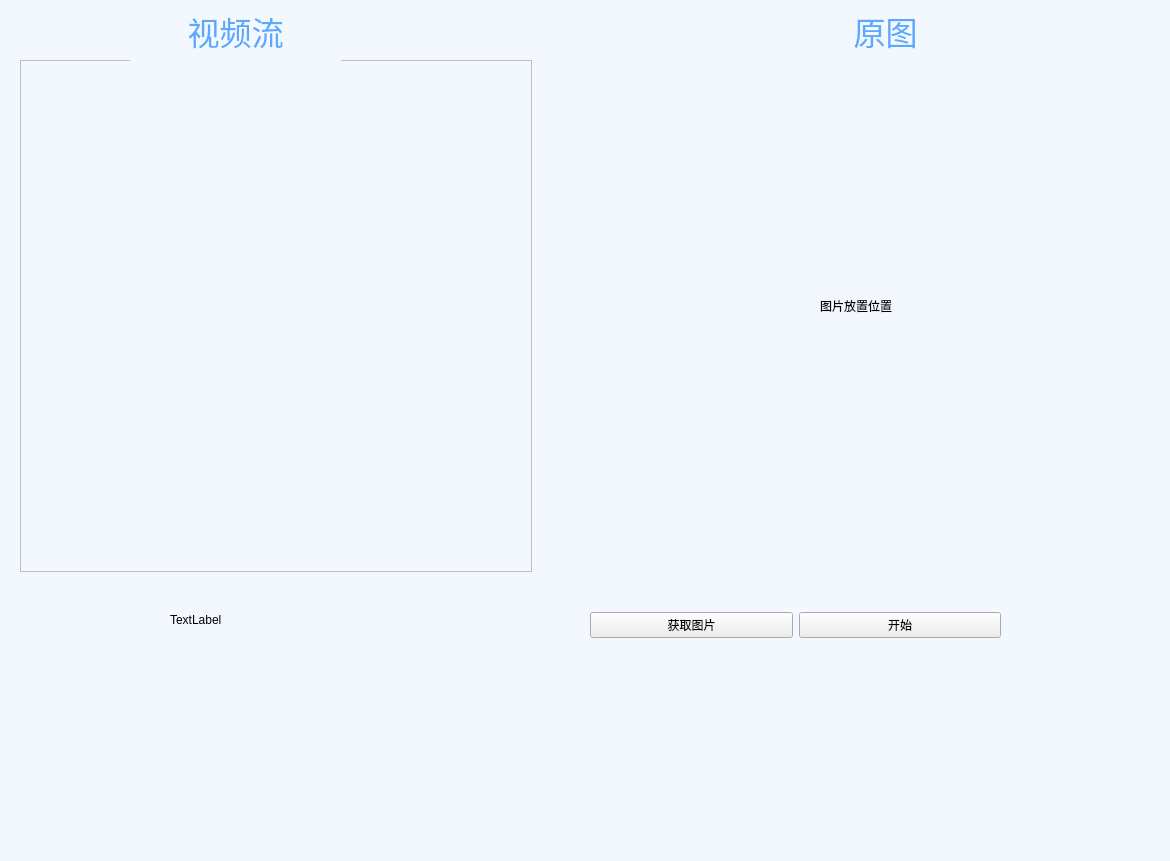
Before: the Qt Designer form UI/ui_py/ui/send.ui in ZYboshi/srtp_GUI, drawn with Qt 5.
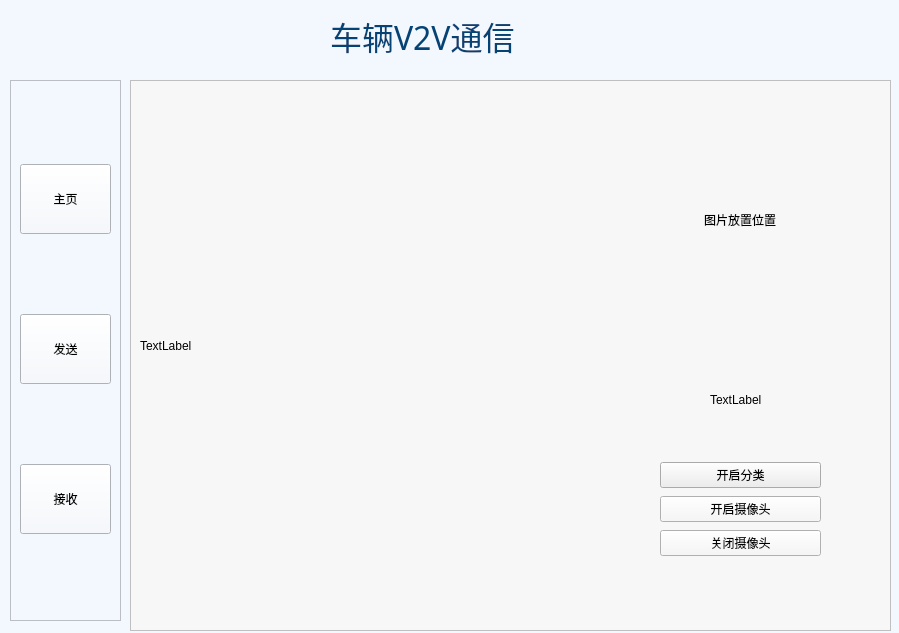
After: the same form once the commit is applied.

The edit to the form file:
```diff
--- a/UI/ui_py/ui/send.ui
+++ b/UI/ui_py/ui/send.ui
@@ -6,23 +6,64 @@
    <rect>
     <x>0</x>
     <y>0</y>
-    <width>1170</width>
-    <height>861</height>
+    <width>899</width>
+    <height>633</height>
    </rect>
   </property>
   <property name="windowTitle">
    <string>发送装置</string>
   </property>
   <property name="styleSheet">
-   <string notr="true">background-color: rgb(243, 248, 255);</string>
+   <string notr="true"> background-color:rgb(243, 248, 255)</string>
+  </property>
+  <widget class="QLabel" name="label_4">
+   <property name="geometry">
+    <rect>
+     <x>330</x>
+     <y>10</y>
+     <width>221</width>
+     <height>51</height>
+    </rect>
+   </property>
+   <property name="font">
+    <font>
+     <family>黑体</family>
+     <pointsize>24</pointsize>
+    </font>
+   </property>
+   <property name="styleSheet">
+    <string notr="true">color: rgb(6, 67, 117);</string>
+   </property>
+   <property name="text">
+    <string>车辆V2V通信</string>
+   </property>
+  </widget>
+  <widget class="QFrame" name="frame_2">
+   <property name="geometry">
+    <rect>
+     <x>130</x>
+     <y>80</y>
+     <width>761</width>
+     <height>551</height>
+    </rect>
+   </property>
+   <property name="styleSheet">
+    <string notr="true">background-color: rgb(247, 247, 247);
+border-color: rgb(149, 149, 149);</string>
+   </property>
+   <property name="frameShape">
+    <enum>QFrame::Shape::StyledPanel</enum>
+   </property>
+   <property name="frameShadow">
+    <enum>QFrame::Shadow::Raised</enum>
   </property>
   <widget class="QLabel" name="label11">
    <property name="geometry">
     <rect>
-     <x>600</x>
-     <y>50</y>
-     <width>512</width>
-     <height>512</height>
+      <x>510</x>
+      <y>40</y>
+      <width>200</width>
+      <height>200</height>
     </rect>
    </property>
    <property name="text">
@@ -35,68 +76,44 @@
   <widget class="QWidget" name="layoutWidget">
    <property name="geometry">
     <rect>
-     <x>590</x>
-     <y>590</y>
-     <width>411</width>
-     <height>71</height>
-    </rect>
-   </property>
-   <layout class="QHBoxLayout" name="horizontalLayout">
+      <x>530</x>
+      <y>380</y>
+      <width>161</width>
+      <height>101</height>
+     </rect>
+    </property>
+    <layout class="QVBoxLayout" name="verticalLayout_2">
     <item>
      <widget class="QPushButton" name="button1_1">
       <property name="styleSheet">
        <string notr="true">background-color: rgb(238, 238, 238);</string>
       </property>
       <property name="text">
-       <string>获取图片</string>
+        <string>开启分类</string>
+       </property>
+      </widget>
+     </item>
+     <item>
+      <widget class="QPushButton" name="button1_3">
+       <property name="text">
+        <string>开启摄像头</string>
       </property>
      </widget>
     </item>
     <item>
      <widget class="QPushButton" name="button1_2">
-      <property name="styleSheet">
-       <string notr="true">background-color: rgb(238, 238, 238);</string>
-      </property>
       <property name="text">
-       <string>开始</string>
+        <string>关闭摄像头</string>
       </property>
      </widget>
     </item>
    </layout>
   </widget>
-  <widget class="QLabel" name="label_2">
-   <property name="geometry">
-    <rect>
-     <x>780</x>
-     <y>0</y>
-     <width>211</width>
-     <height>61</height>
-    </rect>
-   </property>
-   <property name="font">
-    <font>
-     <family>黑体</family>
-     <pointsize>24</pointsize>
-    </font>
-   </property>
-   <property name="acceptDrops">
-    <bool>false</bool>
-   </property>
-   <property name="styleSheet">
-    <string notr="true">color: rgb(91, 168, 255);</string>
-   </property>
-   <property name="text">
-    <string>原图</string>
-   </property>
-   <property name="alignment">
-    <set>Qt::AlignmentFlag::AlignCenter</set>
-   </property>
-  </widget>
   <widget class="QLabel" name="label">
    <property name="geometry">
     <rect>
-     <x>170</x>
-     <y>580</y>
+      <x>580</x>
+      <y>280</y>
      <width>80</width>
      <height>80</height>
     </rect>
@@ -105,44 +122,101 @@
     <string>TextLabel</string>
    </property>
   </widget>
-  <widget class="QGraphicsView" name="graphicsView">
+   <widget class="QLabel" name="labelvideo">
    <property name="geometry">
     <rect>
-     <x>20</x>
-     <y>60</y>
+      <x>10</x>
+      <y>10</y>
      <width>512</width>
      <height>512</height>
     </rect>
    </property>
-  </widget>
-  <widget class="QLabel" name="label_3">
-   <property name="geometry">
-    <rect>
-     <x>130</x>
-     <y>0</y>
-     <width>211</width>
-     <height>61</height>
-    </rect>
-   </property>
-   <property name="font">
-    <font>
-     <family>黑体</family>
-     <pointsize>24</pointsize>
-    </font>
-   </property>
-   <property name="acceptDrops">
-    <bool>false</bool>
-   </property>
    <property name="styleSheet">
-    <string notr="true">color: rgb(91, 168, 255);</string>
+     <string notr="true">border-color: rgb(176, 176, 176);</string>
    </property>
    <property name="text">
-    <string>视频流</string>
-   </property>
-   <property name="alignment">
-    <set>Qt::AlignmentFlag::AlignCenter</set>
+     <string>TextLabel</string>
+    </property>
+   </widget>
+  </widget>
+  <widget class="QFrame" name="frame">
+   <property name="geometry">
+    <rect>
+     <x>10</x>
+     <y>80</y>
+     <width>111</width>
+     <height>541</height>
+    </rect>
    </property>
-  </widget>
+   <property name="frameShape">
+    <enum>QFrame::Shape::StyledPanel</enum>
+   </property>
+   <property name="frameShadow">
+    <enum>QFrame::Shadow::Raised</enum>
+   </property>
+   <layout class="QVBoxLayout" name="verticalLayout">
+    <item>
+     <widget class="QPushButton" name="transbutton">
+      <property name="minimumSize">
+       <size>
+        <width>0</width>
+        <height>70</height>
+       </size>
+      </property>
+      <property name="maximumSize">
+       <size>
+        <width>16777215</width>
+        <height>70</height>
+       </size>
+      </property>
+      <property name="text">
+       <string>主页</string>
+      </property>
+     </widget>
+    </item>
+    <item>
+     <widget class="QPushButton" name="transbutton1">
+      <property name="minimumSize">
+       <size>
+        <width>0</width>
+        <height>70</height>
+       </size>
+      </property>
+      <property name="maximumSize">
+       <size>
+        <width>16777215</width>
+        <height>70</height>
+       </size>
+      </property>
+      <property name="text">
+       <string>发送</string>
+      </property>
+     </widget>
+    </item>
+    <item>
+     <widget class="QPushButton" name="transbutton2">
+      <property name="minimumSize">
+       <size>
+        <width>0</width>
+        <height>70</height>
+       </size>
+      </property>
+      <property name="maximumSize">
+       <size>
+        <width>16777215</width>
+        <height>70</height>
+       </size>
+      </property>
+      <property name="text">
+       <string>接收</string>
+      </property>
+     </widget>
+    </item>
+   </layout>
+  </widget>
+  <zorder>frame_2</zorder>
+  <zorder>label_4</zorder>
+  <zorder>frame</zorder>
  </widget>
  <resources/>
  <connections/>
```
Lines whose indentation alone changed are shown as unchanged.
